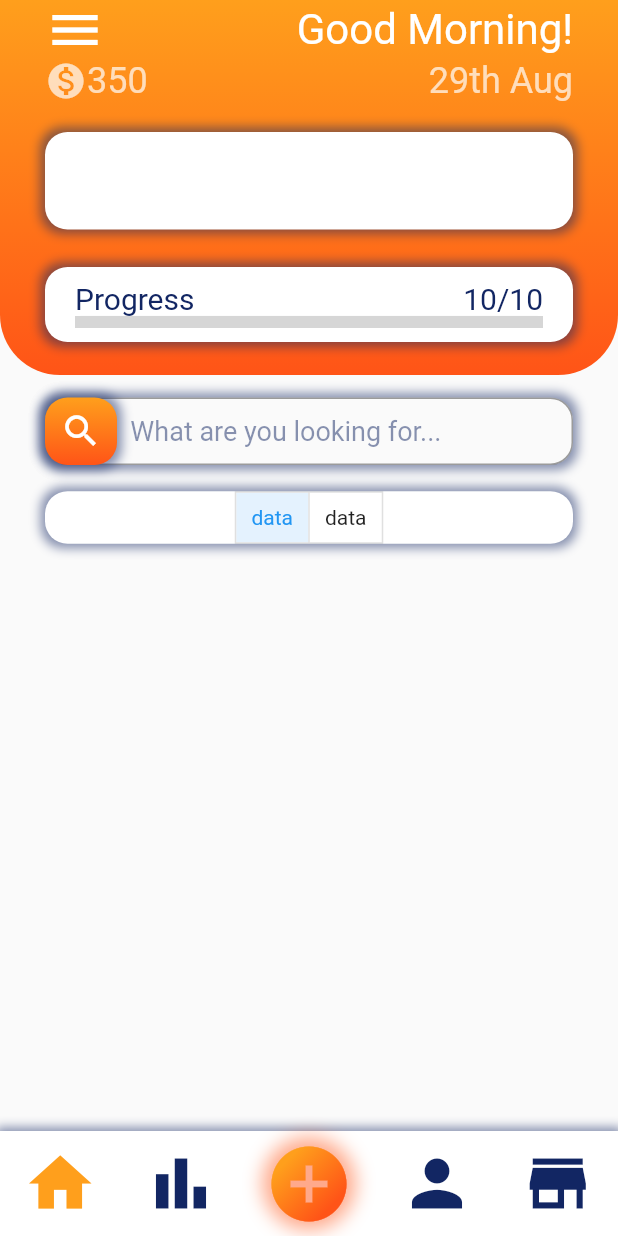
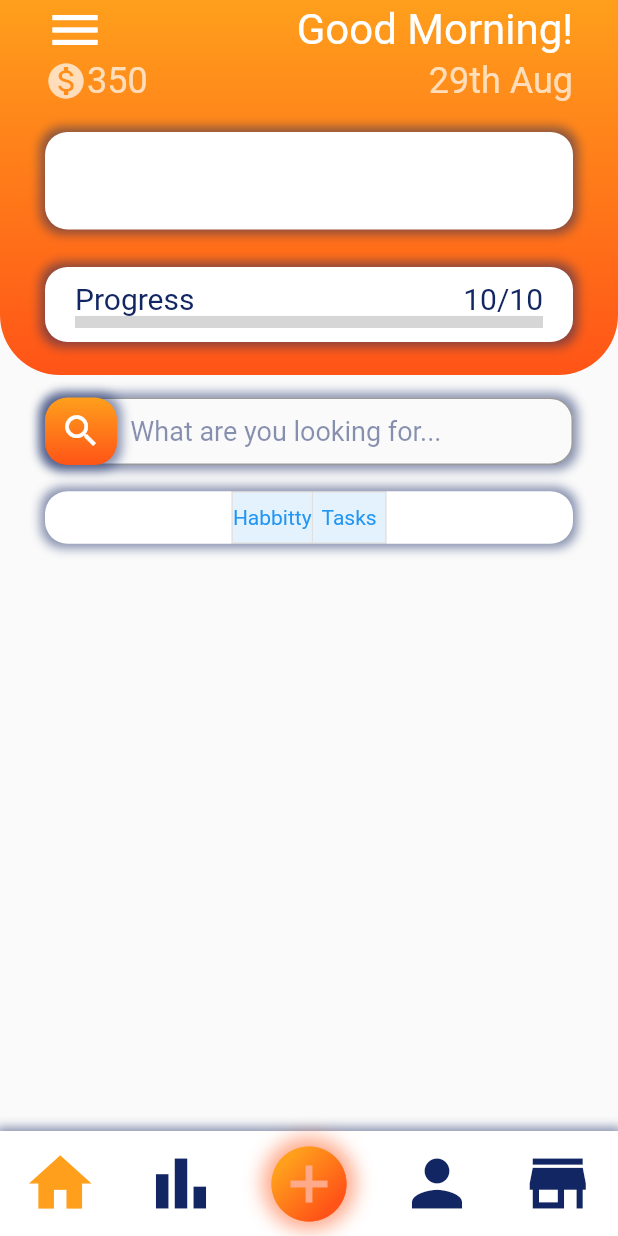
Before and after one commit to YilmazBatal/Habbitty-App, a Flutter app: the screen it shows after launch, on a phone screen of 412 x 824 dp. Run offline on Flutter 3.47's test engine with Material 2 defaults, Android fonts, the phone set to English and light mode, and no system bars; our stand-ins replace google_fonts, gradient_widgets; Roboto replaces fonts that are missing (Sniglet); grey boxes are pictures that could not be loaded.

Commit message:
Toggle Buttons

```diff
--- a/lib/main.dart
+++ b/lib/main.dart
@@ -1,4 +1,4 @@
-import 'dart:ffi';
+// import 'dart:ffi';
 
 import 'package:flutter/material.dart';
 import 'package:google_fonts/google_fonts.dart';
@@ -8,9 +8,14 @@ void main() {
   runApp(const MyApp());
 }
 
-class MyApp extends StatelessWidget {
+class MyApp extends StatefulWidget {
   const MyApp({super.key});
 
+  @override
+  State<MyApp> createState() => _MyAppState();
+}
+
+class _MyAppState extends State<MyApp> {
   @override
   Widget build(BuildContext context) {
 
@@ -18,12 +23,7 @@ class MyApp extends StatelessWidget {
     Color darkOrange = const Color(0xFFff5417); // Orange 2
     Color navyBlue = const Color(0xFF122663); // Navy 1
 
-    const List<Widget> activities = <Widget>[Text('Habbitties'), Text('Tasks')];
-    final List<bool> selectedActivities = <bool>[true, false];
-
-    final ThemeData theme = Theme.of(context);
-    bool vertical = false;
-
+    List<bool> selectedActivities = List.generate(2, (index) => true);
 
     // double screenWidth = MediaQuery.of(context).size.width;    // Gives the width
     // double screenheight = MediaQuery.of(context).size.height;  // Gives the height
@@ -286,16 +286,16 @@ class MyApp extends StatelessWidget {
                               Colors.white,
                                Center(
                                 child: ToggleButtons(
-                                  children: const [
-                                    Text("data"),
-                                    Text("data")
-                                  ],
                                   onPressed: (int index){
-                                    // setState((){
-                                    //   selectedActivities[index] = !selectedActivities[index];
-                                    // });
+                                    setState((){
+                                      selectedActivities[index] = !selectedActivities[index];
+                                    });
                                   },
                                   isSelected: selectedActivities,
+                                  children: [
+                                    Text("Habbitty"),
+                                    Text("Tasks")
+                                  ],
                                 ),
                               )
                             )
@@ -407,7 +407,6 @@ class MyApp extends StatelessWidget {
       ),
     );
   }
-
 }
 
 // Google Font Library
@@ -419,17 +418,3 @@ ThemeData _buildTheme(brightness) {
   );
 
 }
-
-class Test extends StatefulWidget {
-  const Test({super.key});
-
-  @override
-  State<Test> createState() => _TestState();
-}
-
-class _TestState extends State<Test> {
-  @override
-  Widget build(BuildContext context) {
-    return const Placeholder();
-  }
-}
```
